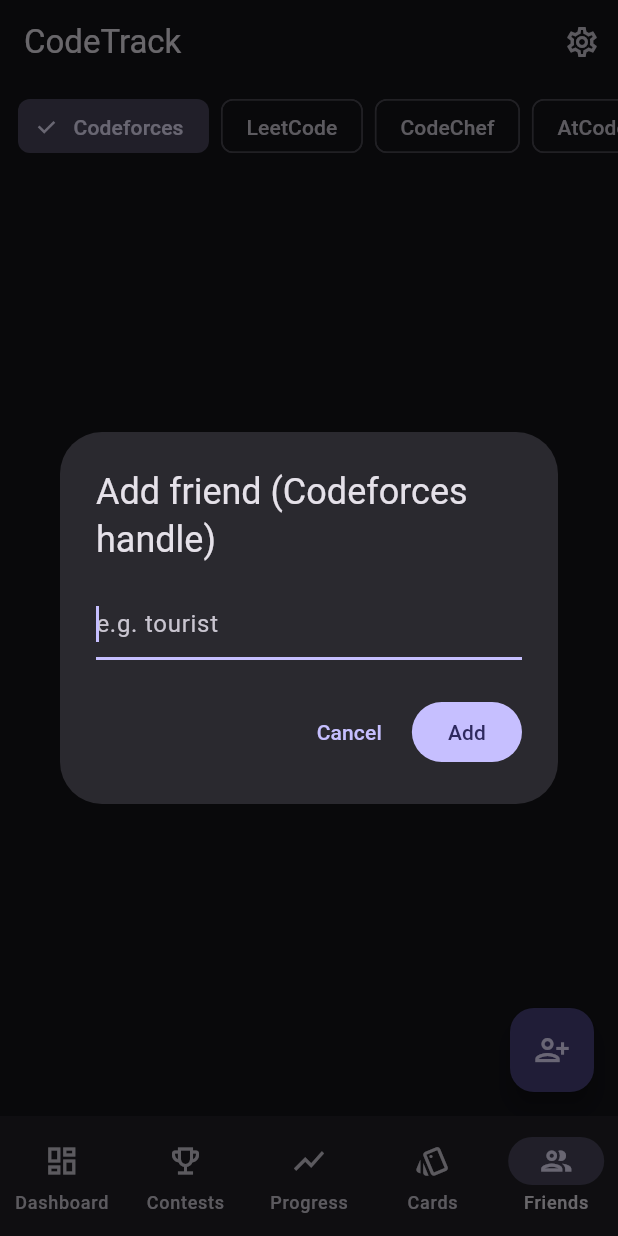
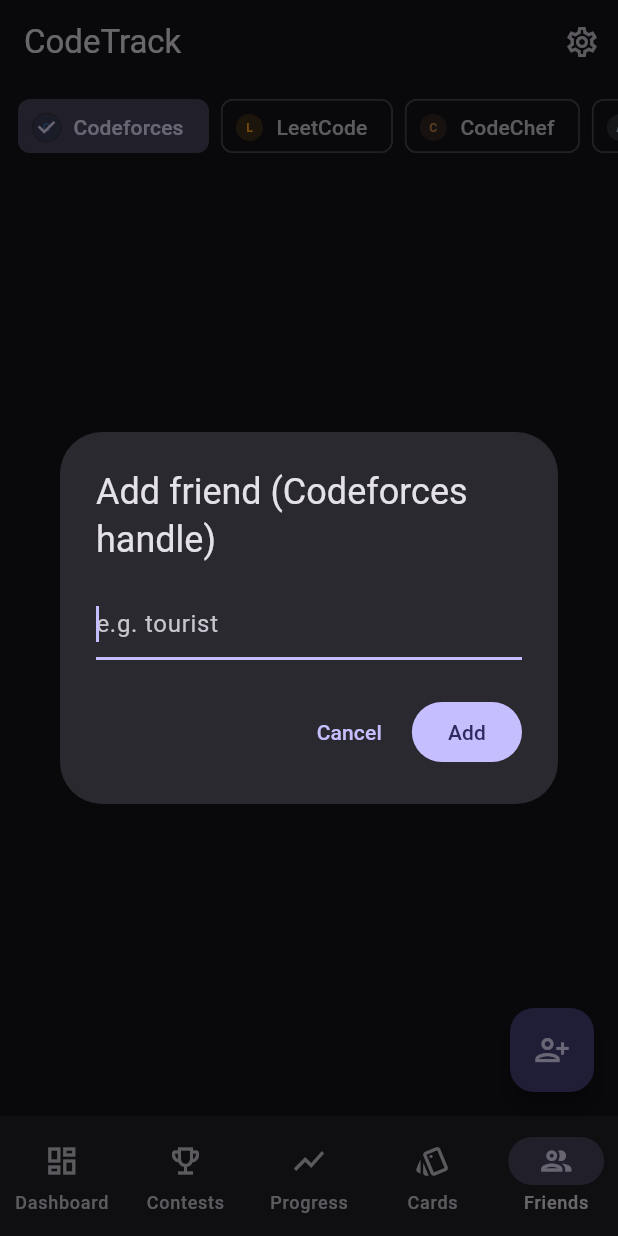
Before and after one commit to Markuvu/codetrack, a Flutter app: the HomeShell screen opened directly, item 5 of the bottom bar chosen, after a tap on the "person add alt" icon, on a phone screen of 412 x 824 dp. Run offline on Flutter 3.47's test engine with Material 3 defaults, Android fonts, the phone set to English and light mode, and no system bars; our stand-ins replace fl_chart, flutter_local_notifications, shared_preferences, timezone; accounts and stored records are empty; network calls fail.

Commit message:
Logo endpoint: multi-source fallbacks (fixes LeetCode 404); shared PlatformLogo widget used on Contests and Friends screens

```diff
--- a/app/lib/screens/dashboard_screen.dart
+++ b/app/lib/screens/dashboard_screen.dart
@@ -7,6 +7,7 @@
 import '../services/api_client.dart';
 import '../services/auth_service.dart';
 import '../storage/app_store.dart';
+import '../widgets/platform_logo.dart';
 
 const kPlatforms = ['codeforces', 'leetcode', 'codechef', 'atcoder', 'gfg'];
 
@@ -26,9 +27,6 @@
   final Map<String, String> _errors = {};
   List<Contest> _contests = [];
   String? _userName;
-  // Logos are served by our own backend (/api/logo/<platform>) because the
-  // favicon CDN blocks direct browser requests with CORS on Flutter web.
-  String? _backendBase;
   bool _loading = false;
 
   @override
@@ -40,8 +38,6 @@
   Future<void> _load() async {
     _handles = await _store.loadHandles();
     _userName = await AuthService.instance.name();
-    _backendBase =
-        (await _api.baseUrl()).trim().replaceAll(RegExp(r'/+$'), '');
     if (mounted) setState(() {});
     await _refresh();
   }
@@ -49,8 +45,6 @@
   Future<void> _refresh() async {
     setState(() => _loading = true);
     _userName = await AuthService.instance.name();
-    _backendBase =
-        (await _api.baseUrl()).trim().replaceAll(RegExp(r'/+$'), '');
     await Future.wait([
       ..._handles.entries.map((entry) async {
         try {
@@ -77,7 +71,7 @@
     final handle = await showDialog<String>(
       context: context,
       builder: (context) => AlertDialog(
-        title: Text('${_displayName(platform)} handle'),
+        title: Text('${platformDisplayName(platform)} handle'),
         content: TextField(
           controller: controller,
           autofocus: true,
@@ -110,67 +104,6 @@
   }
 
   // --- platform helpers --------------------------------------------------
-
-  String _displayName(String platform) {
-    switch (platform) {
-      case 'gfg':
-        return 'GeeksforGeeks';
-      case 'atcoder':
-        return 'AtCoder';
-      case 'leetcode':
-        return 'LeetCode';
-      case 'codechef':
-        return 'CodeChef';
-      case 'codeforces':
-        return 'Codeforces';
-      default:
-        return platform;
-    }
-  }
-
-  Color _color(String platform) {
-    switch (platform) {
-      case 'codeforces':
-        return const Color(0xFF5C9DFF);
-      case 'leetcode':
-        return const Color(0xFFFFA116);
-      case 'codechef':
-        return const Color(0xFFC5854A);
-      case 'atcoder':
-        return const Color(0xFFB0BEC5);
-      case 'gfg':
-        return const Color(0xFF4CAF50);
-      default:
-        return const Color(0xFF9E9E9E);
-    }
-  }
-
-  Widget _logo(String platform, {double size = 24}) {
-    final color = _color(platform);
-    final fallback = CircleAvatar(
-      radius: size / 2,
-      backgroundColor: color.withOpacity(0.18),
-      foregroundColor: color,
-      child: Text(
-        _displayName(platform)[0],
-        style: TextStyle(
-          fontSize: size * 0.45,
-          fontWeight: FontWeight.bold,
-        ),
-      ),
-    );
-    final base = _backendBase;
-    if (base == null || base.isEmpty) return fallback;
-    return ClipRRect(
-      borderRadius: BorderRadius.circular(6),
-      child: Image.network(
-        '$base/api/logo/$platform',
-        width: size,
-        height: size,
-        errorBuilder: (context, error, stackTrace) => fallback,
-      ),
-    );
-  }
 
   String _metricLabel(String platform) =>
       platform == 'gfg' ? 'Coding Score' : 'Rating';
@@ -433,7 +366,7 @@
 
   Widget _platformCard(String platform) {
     final theme = Theme.of(context);
-    final color = _color(platform);
+    final color = platformColor(platform);
     final handle = _handles[platform];
     final profile = _profiles[platform];
     final error = _errors[platform];
@@ -548,11 +481,11 @@
               children: [
                 Row(
                   children: [
-                    _logo(platform),
+                    PlatformLogo(platform, size: 24),
                     const SizedBox(width: 8),
                     Expanded(
                       child: Text(
-                        _displayName(platform),
+                        platformDisplayName(platform),
                         overflow: TextOverflow.ellipsis,
                         style: const TextStyle(
                           fontSize: 13,
--- a/app/lib/screens/leaderboard_screen.dart
+++ b/app/lib/screens/leaderboard_screen.dart
@@ -2,6 +2,7 @@
 
 import '../services/api_client.dart';
 import '../storage/app_store.dart';
+import '../widgets/platform_logo.dart';
 
 const kLeaderboardPlatforms = ['codeforces', 'leetcode', 'codechef', 'atcoder', 'gfg'];
 
@@ -34,23 +35,6 @@
     _friends = await _store.loadFriends(_platform);
     if (mounted) setState(() {});
     await _refresh();
-  }
-
-  String _label(String platform) {
-    switch (platform) {
-      case 'gfg':
-        return 'GeeksforGeeks';
-      case 'atcoder':
-        return 'AtCoder';
-      case 'leetcode':
-        return 'LeetCode';
-      case 'codechef':
-        return 'CodeChef';
-      case 'codeforces':
-        return 'Codeforces';
-      default:
-        return platform;
-    }
   }
 
   String? get _ownHandle => _handles[_platform];
@@ -93,7 +77,7 @@
     final handle = await showDialog<String>(
       context: context,
       builder: (context) => AlertDialog(
-        title: Text('Add friend (${_label(_platform)} handle)'),
+        title: Text('Add friend (${platformDisplayName(_platform)} handle)'),
         content: TextField(
           controller: controller,
           autofocus: true,
@@ -162,7 +146,8 @@
               children: [
                 for (final p in kLeaderboardPlatforms) ...[
                   ChoiceChip(
-                    label: Text(_label(p)),
+                    avatar: PlatformLogo(p, size: 18),
+                    label: Text(platformDisplayName(p)),
                     selected: _platform == p,
                     onSelected: (_) => _selectPlatform(p),
                   ),
@@ -177,7 +162,7 @@
                     child: Padding(
                       padding: const EdgeInsets.all(24),
                       child: Text(
-                        'Add your ${_label(_platform)} handle in the Profiles tab,\n'
+                        'Add your ${platformDisplayName(_platform)} handle in the Dashboard tab,\n'
                         'then add friends with the + button to compare.',
                         textAlign: TextAlign.center,
                       ),
--- /dev/null
+++ b/app/lib/widgets/platform_logo.dart
@@ -0,0 +1,88 @@
+import 'package:flutter/material.dart';
+
+import '../services/api_client.dart';
+
+/// Shared platform styling used across screens.
+Color platformColor(String platform) {
+  switch (platform) {
+    case 'codeforces':
+      return const Color(0xFF5C9DFF);
+    case 'leetcode':
+      return const Color(0xFFFFA116);
+    case 'codechef':
+      return const Color(0xFFC5854A);
+    case 'atcoder':
+      return const Color(0xFFB0BEC5);
+    case 'gfg':
+      return const Color(0xFF4CAF50);
+    default:
+      return const Color(0xFF9E9E9E);
+  }
+}
+
+String platformDisplayName(String platform) {
+  switch (platform) {
+    case 'codeforces':
+      return 'Codeforces';
+    case 'leetcode':
+      return 'LeetCode';
+    case 'codechef':
+      return 'CodeChef';
+    case 'atcoder':
+      return 'AtCoder';
+    case 'gfg':
+      return 'GeeksforGeeks';
+    default:
+      return platform.isEmpty
+          ? 'Other'
+          : platform[0].toUpperCase() + platform.substring(1);
+  }
+}
+
+/// The platform's real logo, served by our backend (/api/logo/<platform>)
+/// so Flutter web is not blocked by CORS. Falls back to a colored-initial
+/// avatar while loading, offline, or for unknown platforms.
+class PlatformLogo extends StatelessWidget {
+  const PlatformLogo(this.platform, {super.key, this.size = 24});
+
+  final String platform;
+  final double size;
+
+  @override
+  Widget build(BuildContext context) {
+    final color = platformColor(platform);
+    final fallback = SizedBox(
+      width: size,
+      height: size,
+      child: CircleAvatar(
+        radius: size / 2,
+        backgroundColor: color.withOpacity(0.18),
+        foregroundColor: color,
+        child: Text(
+          platformDisplayName(platform)[0],
+          style: TextStyle(
+            fontSize: size * 0.45,
+            fontWeight: FontWeight.bold,
+          ),
+        ),
+      ),
+    );
+    return FutureBuilder<String>(
+      future: ApiClient().baseUrl(),
+      builder: (context, snapshot) {
+        final base =
+            snapshot.data?.trim().replaceAll(RegExp(r'/+$'), '');
+        if (base == null || base.isEmpty) return fallback;
+        return ClipRRect(
+          borderRadius: BorderRadius.circular(size * 0.25),
+          child: Image.network(
+            '$base/api/logo/$platform',
+            width: size,
+            height: size,
+            errorBuilder: (context, error, stackTrace) => fallback,
+          ),
+        );
+      },
+    );
+  }
+}
```
Also changed, not shown: app/lib/screens/contests_screen.dart (+7 -50 lines), 1 other file.
